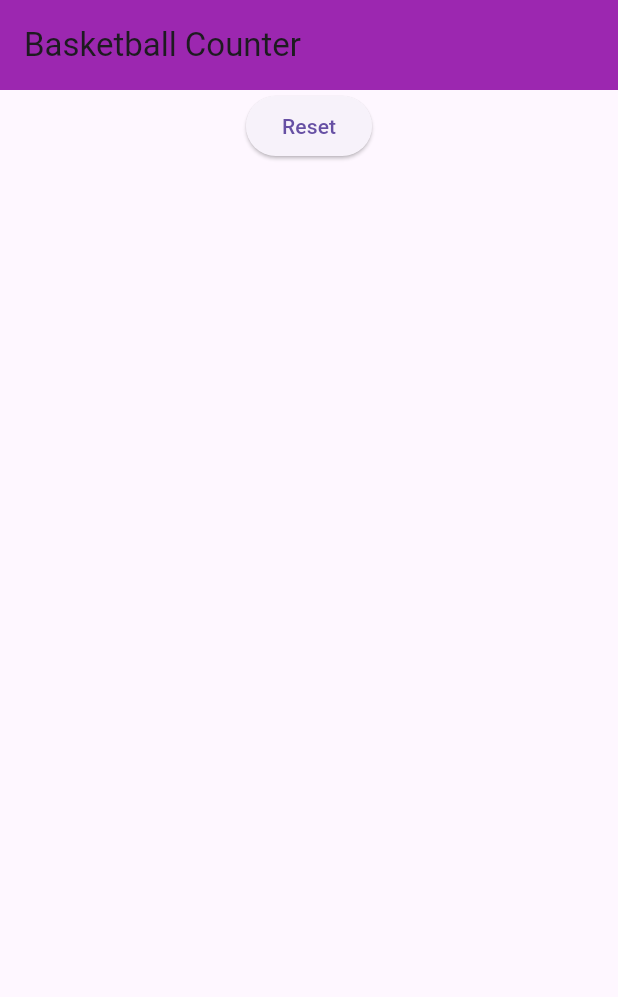
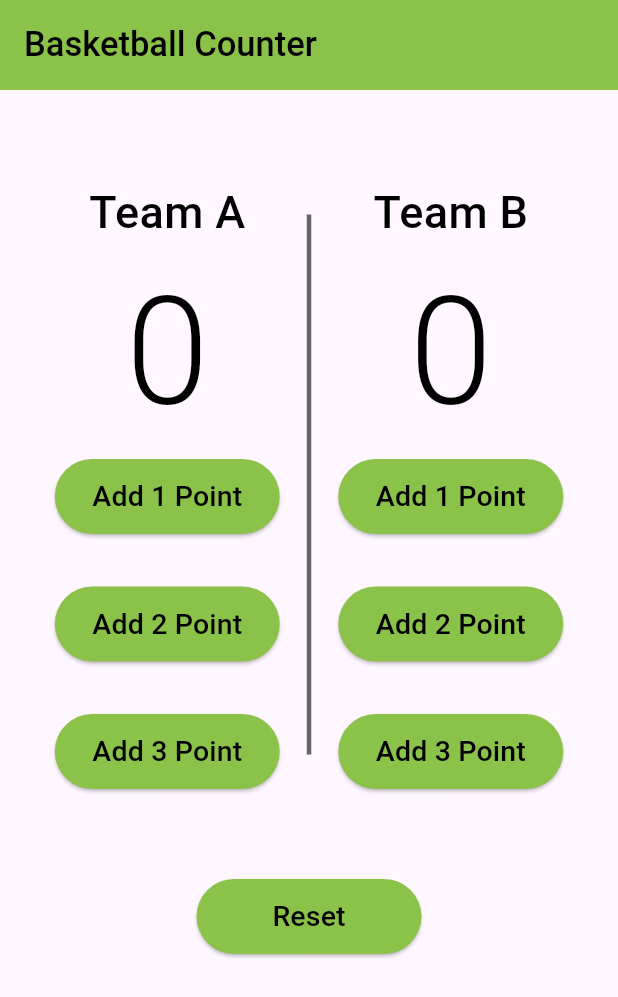
Before and after one commit to MarkMagdyShawky/basketball-counter-app, a Flutter app: the screen it shows after launch, on a phone screen of 412 x 824 dp. Shown: the top 997 px of the screen. Run offline on Flutter 3.47's test engine with Material 3 defaults, Android fonts, the phone set to English and light mode, and no system bars.

Commit message:
custom finish home design

```diff
--- a/lib/Home/Screen/homePage.dart
+++ b/lib/Home/Screen/homePage.dart
@@ -1,3 +1,5 @@
+import 'package:basketball_counter/Home/Widgets/customButton.dart';
+import 'package:basketball_counter/Home/Widgets/customTeamName.dart';
 import 'package:basketball_counter/core/colorManager.dart';
 import 'package:flutter/material.dart';
 
@@ -12,37 +14,98 @@ class _HomePageState extends State<HomePage> {
   @override
   Widget build(BuildContext context) {
     double pageWidth = MediaQuery.sizeOf(context).width;
-
+    int teamA = 0;
+    int teamB = 0;
     return Scaffold(
       appBar: AppBar(
         backgroundColor: kPrimaryColor,
-        title: Text("Basketball Counter"),
+        title: const Text("Basketball Counter",
+            style: TextStyle(
+                color: Colors.black,
+                fontSize: 23,
+                fontWeight: FontWeight.w500)),
         toolbarHeight: 60,
         elevation: 0,
       ),
-
-      body: Container(
+      body: Center(
+        child: Container(
+          padding: EdgeInsets.only(top: 60),
           child: Column(
             children: <Widget>[
               Row(
                 mainAxisAlignment: MainAxisAlignment.center,
                 crossAxisAlignment: CrossAxisAlignment.center,
                 children: [
-                Container(
+                  SizedBox(
                     width: (pageWidth / 2) - 20,
-                  child: Column(children: [],),
+                    child: Column(
+                      children: [
+                        CustomTeamName(
+                          TeamName: 'Team A',
                         ),
-
-                Container(
-                  width: (pageWidth / 2) - 20,
-                  child: Column(children: [],),
+                        Text(
+                          "$teamA",
+                          style: const TextStyle(
+                            color: Colors.black,
+                            fontSize: 100,
+                            fontWeight: FontWeight.w300,
                           ),
-
+                        ),
+                        CustomButton(btnName: "Add 1 Point", onPressed: () {}),
+                        SizedBox(height: 35),
+                        CustomButton(btnName: "Add 2 Point", onPressed: () {}),
+                        SizedBox(height: 35),
+                        CustomButton(btnName: "Add 3 Point", onPressed: () {}),
                       ],
                     ),
-
-            ElevatedButton(onPressed: (){}, child: Text("Reset"))
+                  ),
+                  Container(
+                    color: Colors.black.withOpacity(0.6),
+                    width: 3,
+                    height: 360,
+                  ),
+                  SizedBox(
+                    width: (pageWidth / 2) - 20,
+                    child: Column(
+                      children: [
+                        CustomTeamName(
+                          TeamName: 'Team B',
+                        ),
+                        Text(
+                          "$teamB",
+                          style: const TextStyle(
+                            color: Colors.black,
+                            fontSize: 100,
+                            fontWeight: FontWeight.w300,
+                          ),
+                        ),
+                        CustomButton(btnName: "Add 1 Point", onPressed: () {}),
+                        SizedBox(height: 35),
+                        CustomButton(btnName: "Add 2 Point", onPressed: () {}),
+                        SizedBox(height: 35),
+                        CustomButton(btnName: "Add 3 Point", onPressed: () {}),
                       ],
+                    ),
+                  ),
+                ],
+              ),
+              SizedBox(height: 60),
+              ElevatedButton(
+                onPressed: () {},
+                style: ElevatedButton.styleFrom(
+                  backgroundColor: kPrimaryColor,
+                  minimumSize: const Size(150, 50),
+                ),
+                child: const Text(
+                  "Reset",
+                  style: TextStyle(
+                    color: Colors.black,
+                    fontSize: 19,
+                  ),
+                ),
+              )
+            ],
+          ),
         ),
       ),
     );
--- a/lib/core/colorManager.dart
+++ b/lib/core/colorManager.dart
@@ -1,3 +1,3 @@
 import 'package:flutter/material.dart';
 
-const Color kPrimaryColor = Colors.purple;
+const Color kPrimaryColor = Colors.lightGreen;
```
Lines whose indentation alone changed are shown as unchanged.
